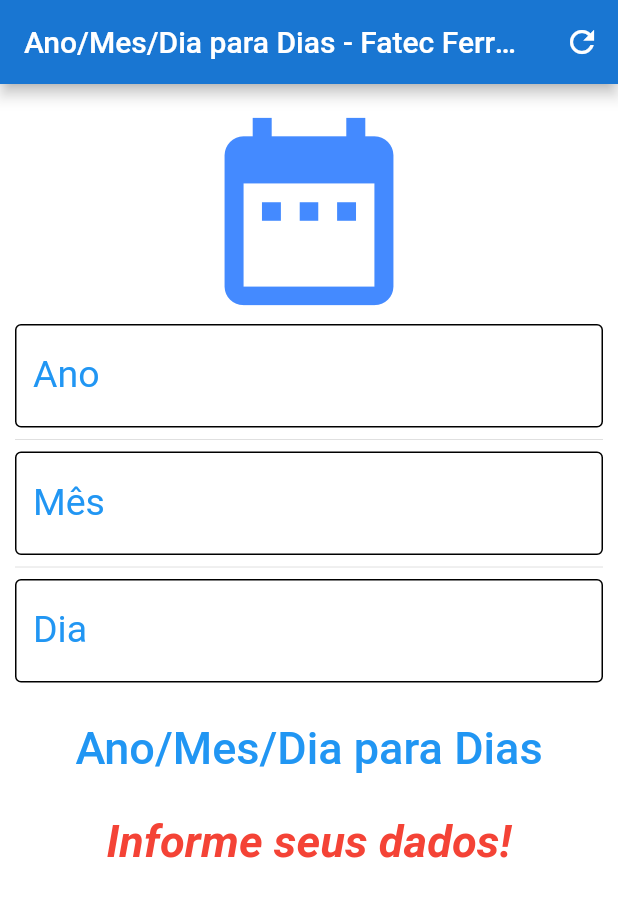
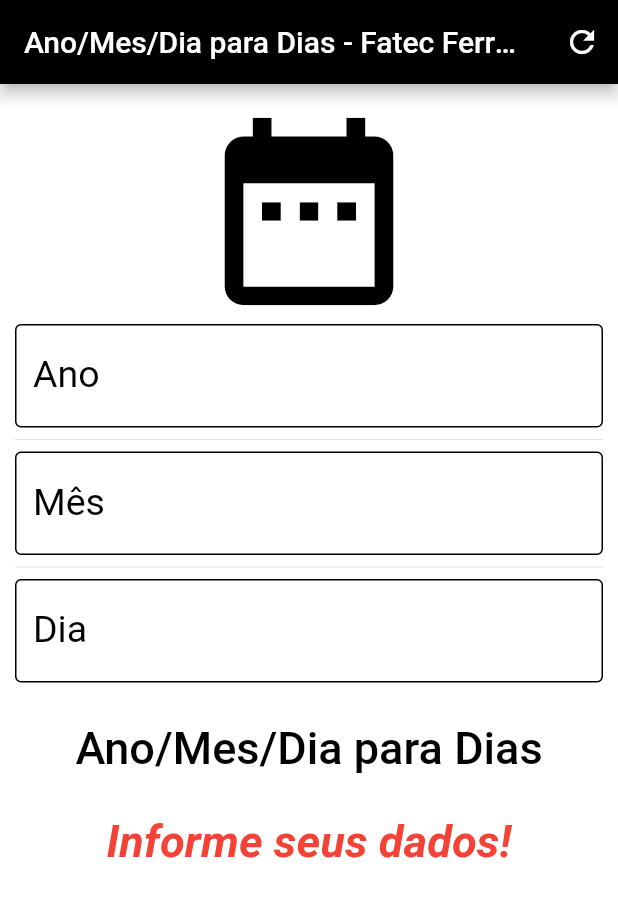
Before and after one commit to DiegoLins10/Dias, a Flutter app: the screen it shows after launch, after a tap on "Ano/Mes/Dia para Dias", after a tap on the "refresh" icon, on a phone screen of 412 x 824 dp. Shown: the top 897 px of the screen. Run offline on Flutter 3.47's test engine with Material 2 defaults, Android fonts, the light colour scheme and no system bars.

Commit message:
alteração validation

```diff
--- a/lib/main.dart
+++ b/lib/main.dart
@@ -5,14 +5,14 @@ void main() async {
     MaterialApp(
       home: Home(),
       theme: ThemeData(
-        hintColor: Colors.blue,
+        hintColor: Colors.black,
         primaryColor: Colors.white,
         inputDecorationTheme: InputDecorationTheme(
           enabledBorder:
               OutlineInputBorder(borderSide: BorderSide(color: Colors.black)),
           focusedBorder:
               OutlineInputBorder(borderSide: BorderSide(color: Colors.black)),
-          hintStyle: TextStyle(color: Colors.lightBlueAccent),
+          hintStyle: TextStyle(color: Colors.black),
         ),
       ),
     ),
@@ -67,7 +67,7 @@ class _HomeState extends State<Home> {
       backgroundColor: Colors.white,
       appBar: AppBar(
         title: Text("Ano/Mes/Dia para Dias - Fatec Ferraz"),
-        backgroundColor: Colors.blue[700],
+        backgroundColor: Colors.black,
         centerTitle: true,
         actions: <Widget>[
           IconButton(
@@ -86,7 +86,7 @@ class _HomeState extends State<Home> {
               Icon(
                 Icons.date_range,
                 size: 150,
-                color: Colors.blueAccent,
+                color: Colors.black,
               ),
               construirTextField("Ano", "Qtde:", anoController,
                   "Favor Insira a qtde. de Ano(s)"),
@@ -103,7 +103,7 @@ class _HomeState extends State<Home> {
                     "Ano/Mes/Dia para Dias",
                     style: TextStyle(
                       fontSize: 30,
-                      color: Colors.blue,
+                      color: Colors.black,
                     ),
                   ),
                   onPressed: () {
@@ -139,7 +139,7 @@ Widget construirTextField(String texto, String prefixo, TextEditingController c,
     controller: c,
     decoration: InputDecoration(
       labelText: texto,
-      labelStyle: TextStyle(color: Colors.blue),
+      labelStyle: TextStyle(color: Colors.black),
       border: OutlineInputBorder(),
       prefixText: prefixo,
     ),
```
